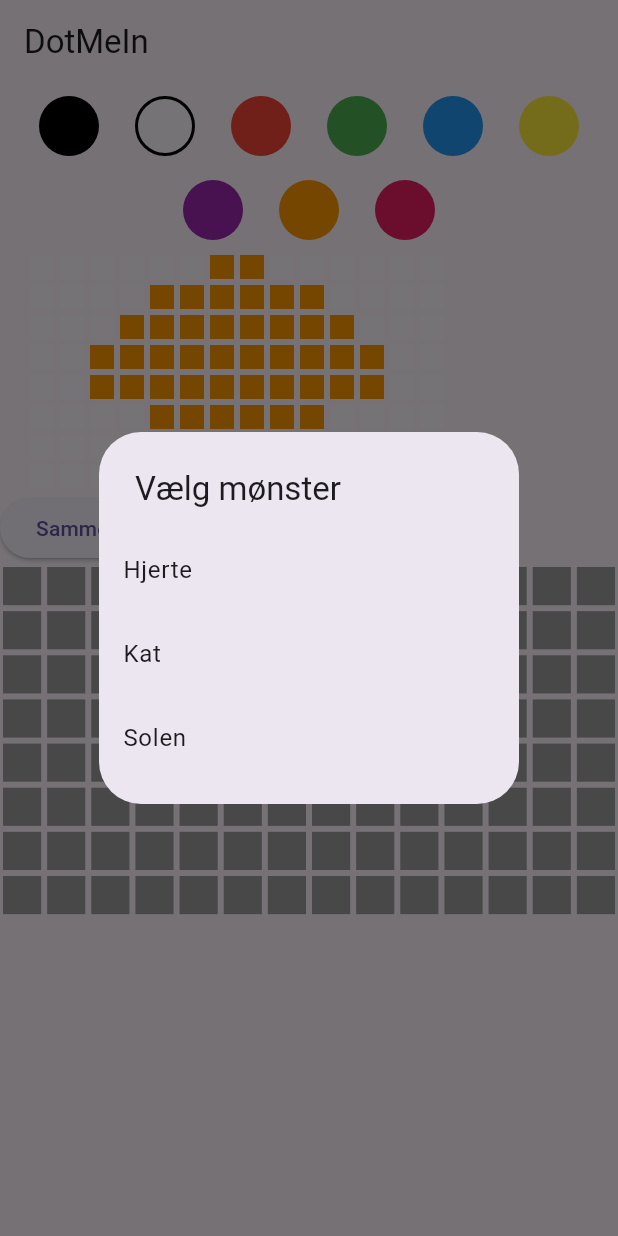
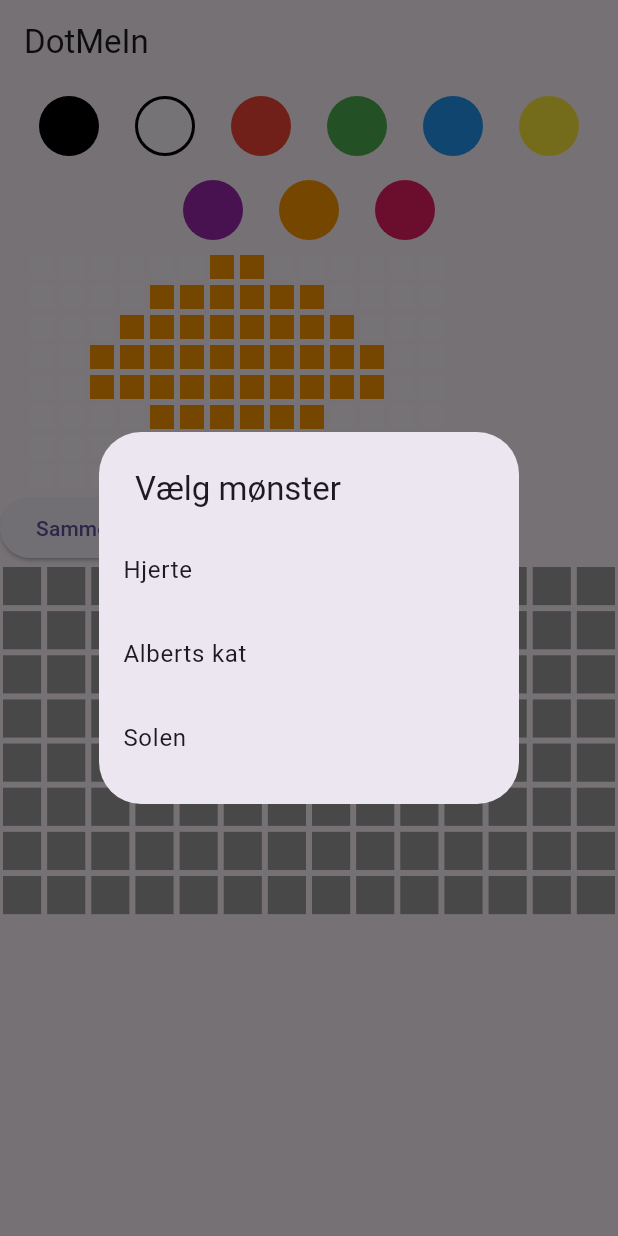
Before and after one commit to aerodk/DotMeIn, a Flutter app: the screen it shows after launch, after a tap on "Vælg mønster", on a phone screen of 412 x 824 dp. Run offline on Flutter 3.47's test engine with Material 3 defaults, Android fonts, the phone set to English and light mode, and no system bars.

Commit message:
Changed name, removed debug animation

```diff
--- a/lib/main.dart
+++ b/lib/main.dart
@@ -1,6 +1,5 @@
 import 'package:dot_me_in/pattern_service.dart';
 import 'package:dot_me_in/star_widget.dart';
-import 'package:flutter/foundation.dart';
 import 'package:flutter/material.dart';
 
 void main() {
@@ -111,16 +110,16 @@ class MyHomePageState extends State<MyHomePage> with SingleTickerProviderStateMi
               )
             ],
           ),
-          if (kDebugMode)
-            ElevatedButton(
-              onPressed: () {
-                // Activate star animation
-                setState(() {
-                  activateStar = !activateStar;
-                });
-              },
-              child: const Text('Start Star Animation'),
-            ),
+          // if (kDebugMode)
+          //   ElevatedButton(
+          //     onPressed: () {
+          //       // Activate star animation
+          //       setState(() {
+          //         activateStar = !activateStar;
+          //       });
+          //     },
+          //     child: const Text('Start Star Animation'),
+          //   ),
           buildDotBox(),
         ],
       ),
--- a/lib/pattern_service.dart
+++ b/lib/pattern_service.dart
@@ -1,7 +1,7 @@
 import 'package:flutter/material.dart';
 
 class PatternService {
-  var nameList = List.of(['Hjerte', 'Kat', 'Solen']);
+  var nameList = List.of(['Hjerte', 'Alberts kat', 'Solen']);
   var patternList = List.of(['''
       ..............
       ....RR..RR....
```
